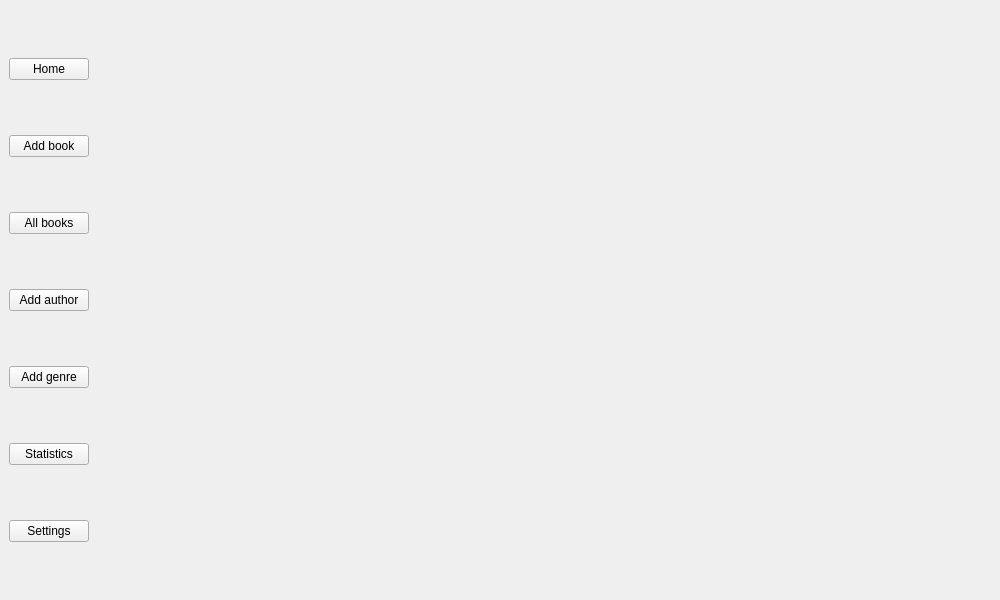
Qt form assets/XML/main_window.ui (nisaia/P-yQt-ersonal-management-system) before a commit.
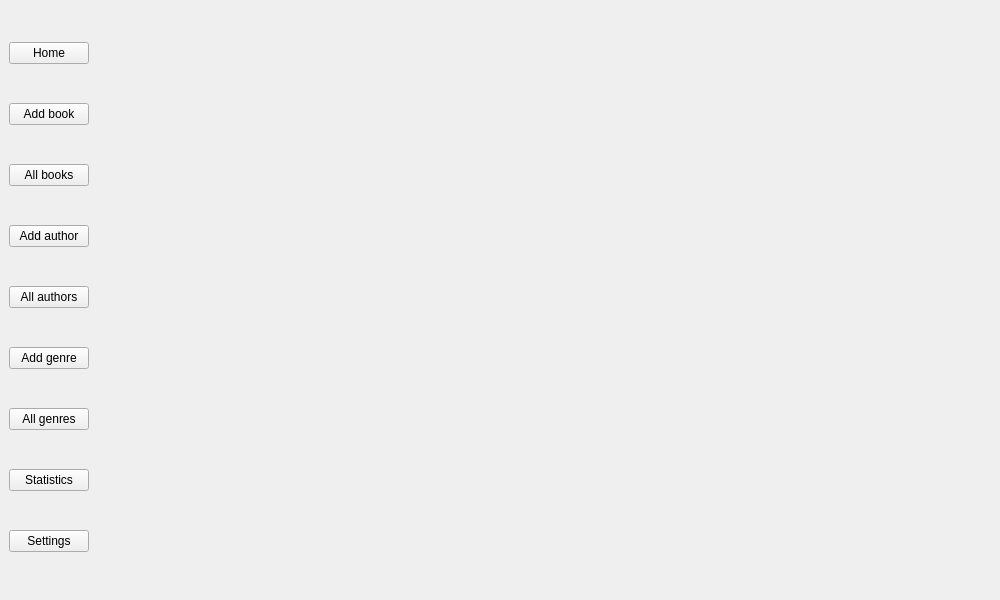
The same form after that commit.

Diff of the .ui file:
```diff
--- a/assets/XML/main_window.ui
+++ b/assets/XML/main_window.ui
@@ -48,6 +48,13 @@
         </property>
        </widget>
       </item>
+      <item>
+       <widget class="QPushButton" name="allAuthors_button">
+        <property name="text">
+         <string>All authors</string>
+        </property>
+       </widget>
+      </item>
       <item>
        <widget class="QPushButton" name="addGenre_button">
         <property name="text">
@@ -55,6 +62,13 @@
         </property>
        </widget>
       </item>
+      <item>
+       <widget class="QPushButton" name="allGenres_button">
+        <property name="text">
+         <string>All genres</string>
+        </property>
+       </widget>
+      </item>
       <item>
        <widget class="QPushButton" name="statistics_button">
         <property name="text">
```
